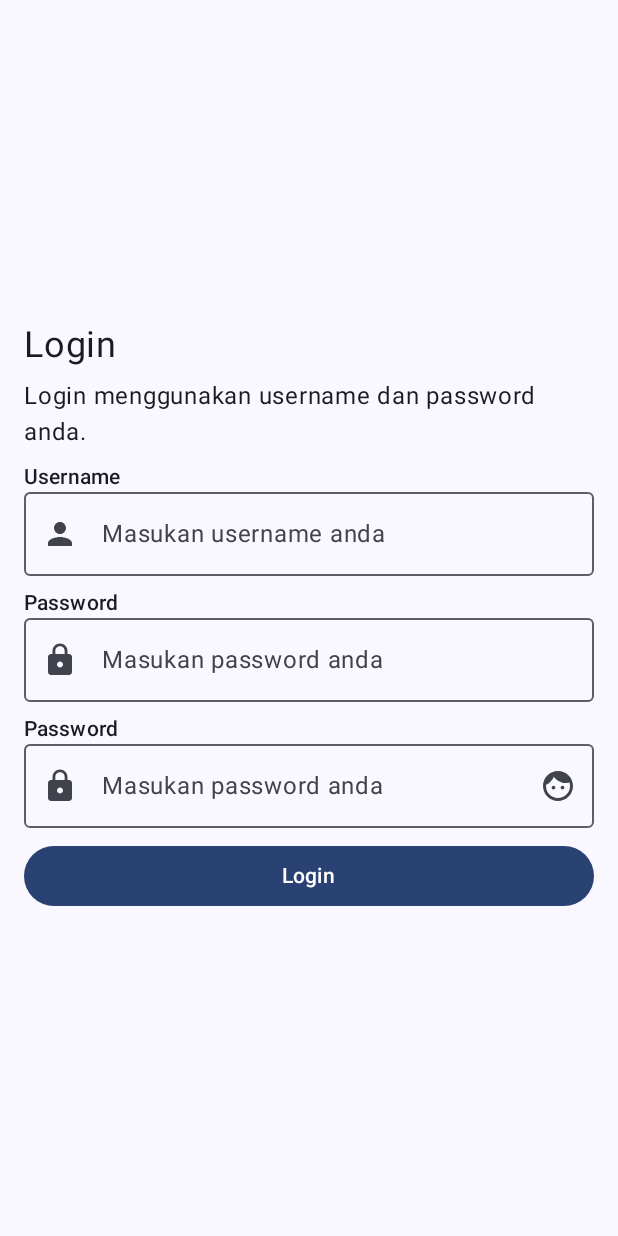
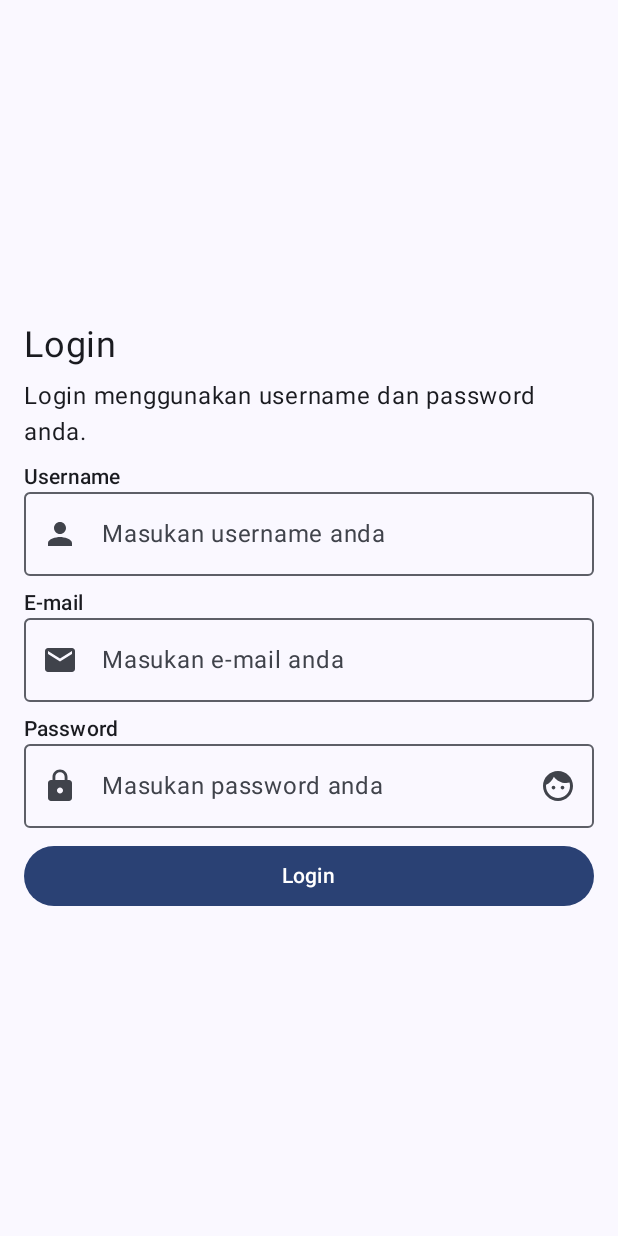
Before and after one commit to pinsensius/ChevalierKotlin_3, an Android app built with Jetpack Compose: the screen it shows after launch (MainActivity), on a phone screen of 412 x 824 dp. Run offline under Robolectric (Android 15) with nearby library versions, the phone set to English and light mode, and no system bars.

Commit message:
Tugas Cheva 3

```diff
--- a/app/src/main/java/id/boido/tugascheva3/belajarandroid/login_demo/LoginScreen.kt
+++ b/app/src/main/java/id/boido/tugascheva3/belajarandroid/login_demo/LoginScreen.kt
@@ -8,6 +8,7 @@ import androidx.compose.foundation.layout.fillMaxSize
 import androidx.compose.foundation.layout.fillMaxWidth
 import androidx.compose.foundation.layout.padding
 import androidx.compose.material.icons.Icons
+import androidx.compose.material.icons.filled.Email
 import androidx.compose.material.icons.filled.Face
 import androidx.compose.material.icons.filled.Lock
 import androidx.compose.material.icons.filled.Person
@@ -76,16 +77,16 @@ fun LoginScreen(modifier: Modifier = Modifier){
             )
             CustomTextField(
                 modifier = Modifier.fillMaxWidth(),
-                label = "Password",
+                label = "E-mail",
                 value = password,
-                hint = "Masukan password anda",
+                hint = "Masukan e-mail anda",
                 onValueChange = {
                         text -> password = text
                 },
                 leadingIcon = {
                     Icon(
-                        imageVector = Icons.Default.Lock,
-                        contentDescription = "Password"
+                        imageVector = Icons.Default.Email,
+                        contentDescription = "E-mail"
                     )
                 }
             )
```
